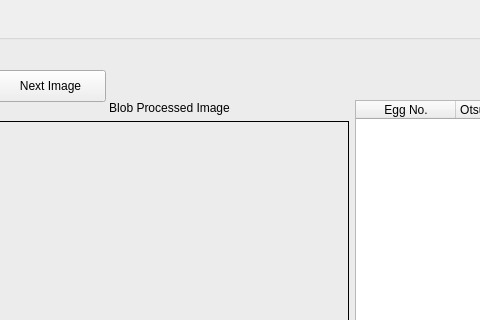
The window that src/eggsizerml.ui (jaxmattfair/eggsizerML) describes before a commit, drawn with Qt 5; both pictures show x 385 to 865 and y 0 to 320 of the 1105 by 774 pixel window.
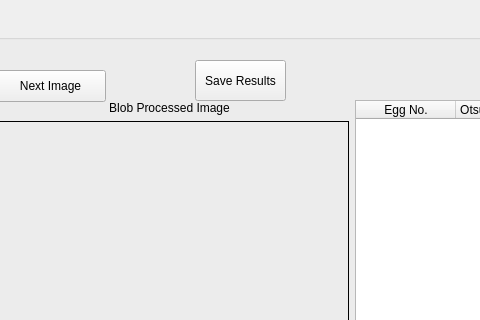
The same window after the commit.

What changed in the file:
```diff
--- a/src/eggsizerml.ui
+++ b/src/eggsizerml.ui
@@ -252,6 +252,19 @@
       <string>Next Image</string>
      </property>
     </widget>
+    <widget class="QPushButton" name="saveResults_btn">
+     <property name="geometry">
+      <rect>
+       <x>570</x>
+       <y>40</y>
+       <width>91</width>
+       <height>41</height>
+      </rect>
+     </property>
+     <property name="text">
+      <string>Save Results</string>
+     </property>
+    </widget>
    </widget>
   </widget>
   <widget class="QMenuBar" name="menubar">
```
